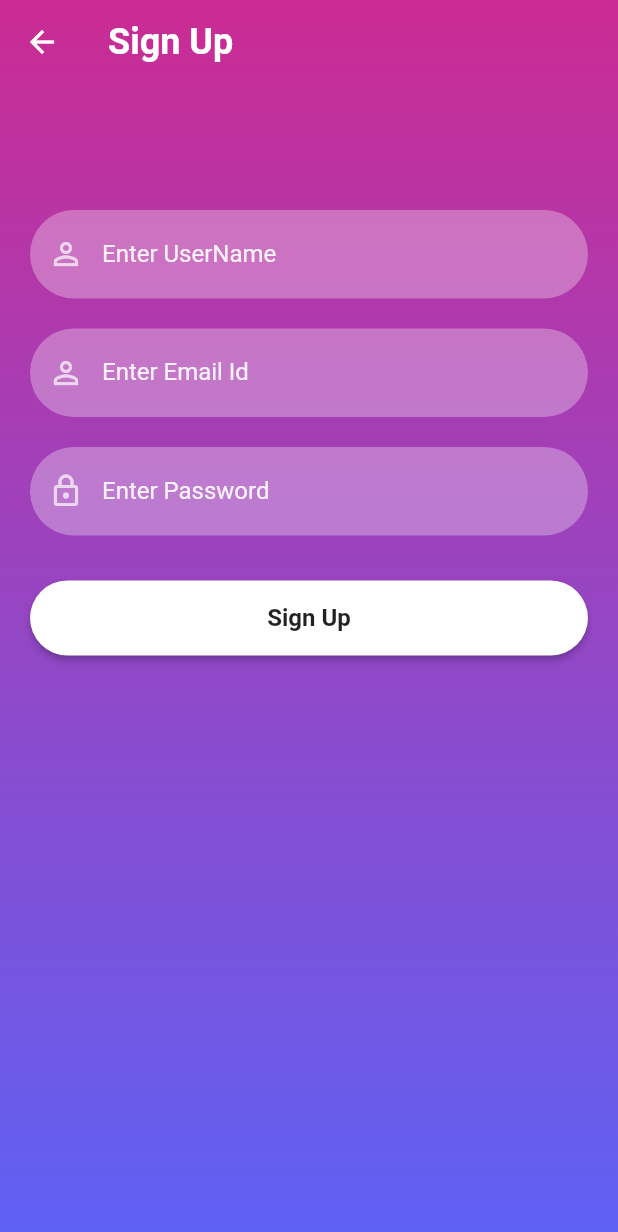
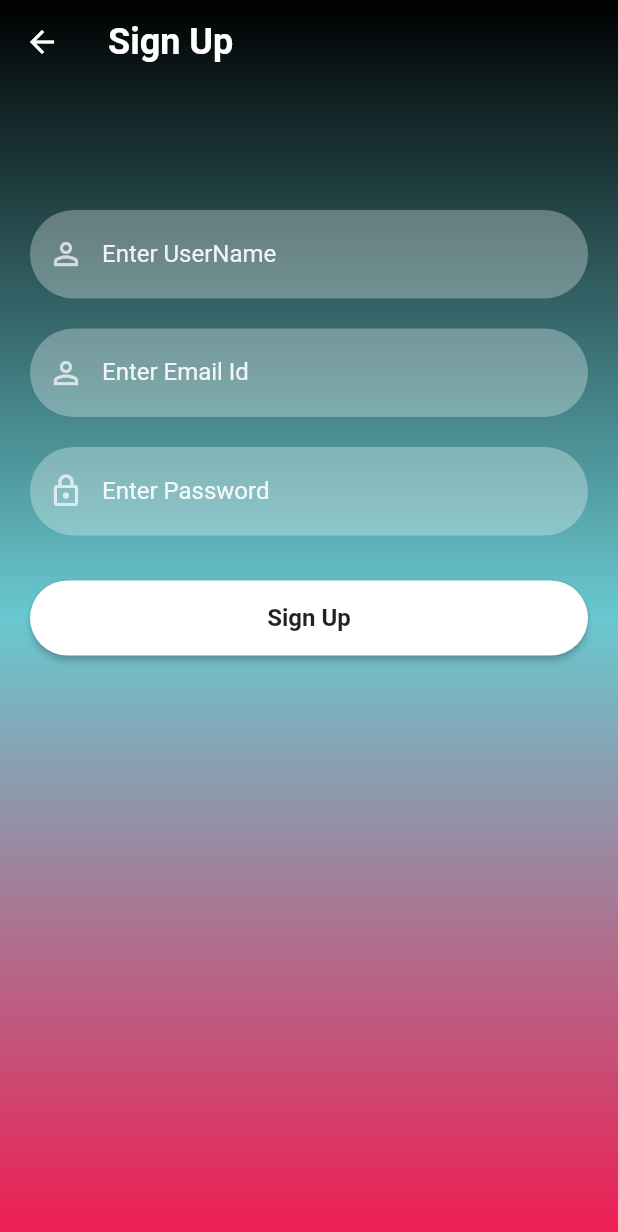
Before and after one commit to xuantruongit32/SE_n11_cleantiktok, a Flutter app: the SignUpScreen screen opened directly, on a phone screen of 412 x 824 dp. Shown: the top 1232 px of the screen. Run offline on Flutter 3.47's test engine with Material 2 defaults, Android fonts, the phone set to English and light mode, and no system bars; our stand-ins replace cloud_firestore, firebase_auth, firebase_core, video_player; accounts and stored records are empty.

Commit message:
Update color

```diff
--- a/src/lib/widgets/signup.dart
+++ b/src/lib/widgets/signup.dart
@@ -32,9 +32,9 @@ class _SignUpScreenState extends State<SignUpScreen> {
           height: MediaQuery.of(context).size.height,
           decoration: BoxDecoration(
               gradient: LinearGradient(colors: [
-            hexStringToColor("CB2B93"),
-            hexStringToColor("9546C4"),
-            hexStringToColor("5E61F4")
+            hexStringToColor("000000"),
+            hexStringToColor("69C9D0"),
+            hexStringToColor("EE1D52")
           ], begin: Alignment.topCenter, end: Alignment.bottomCenter)),
           child: SingleChildScrollView(
               child: Padding(
```
